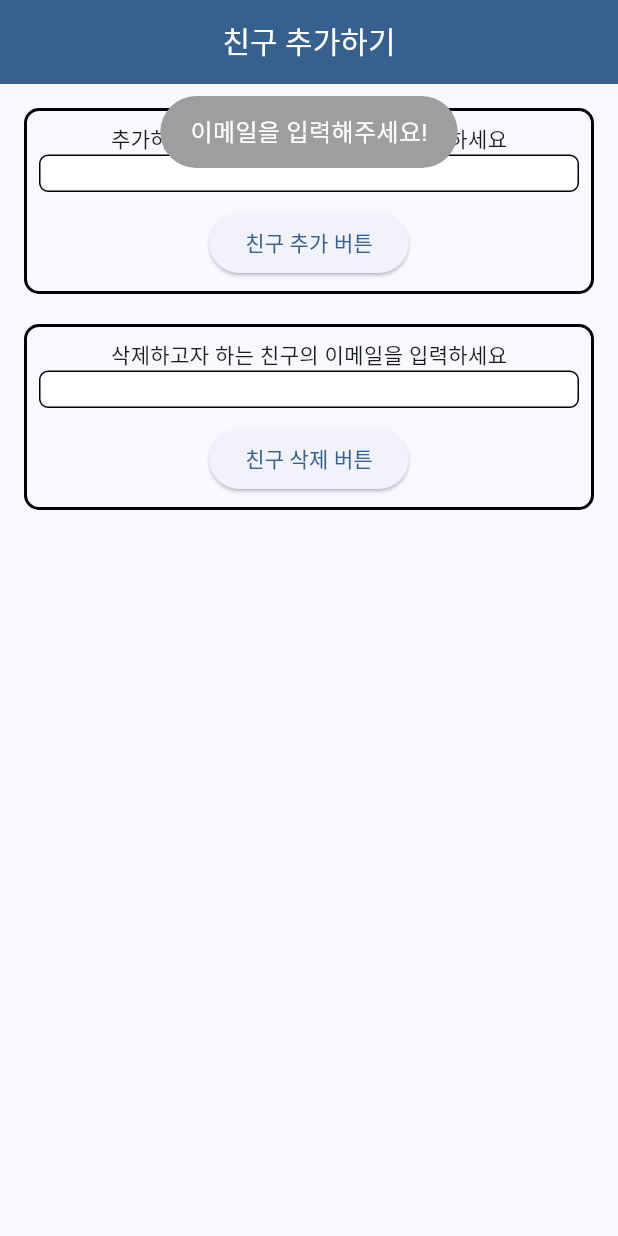
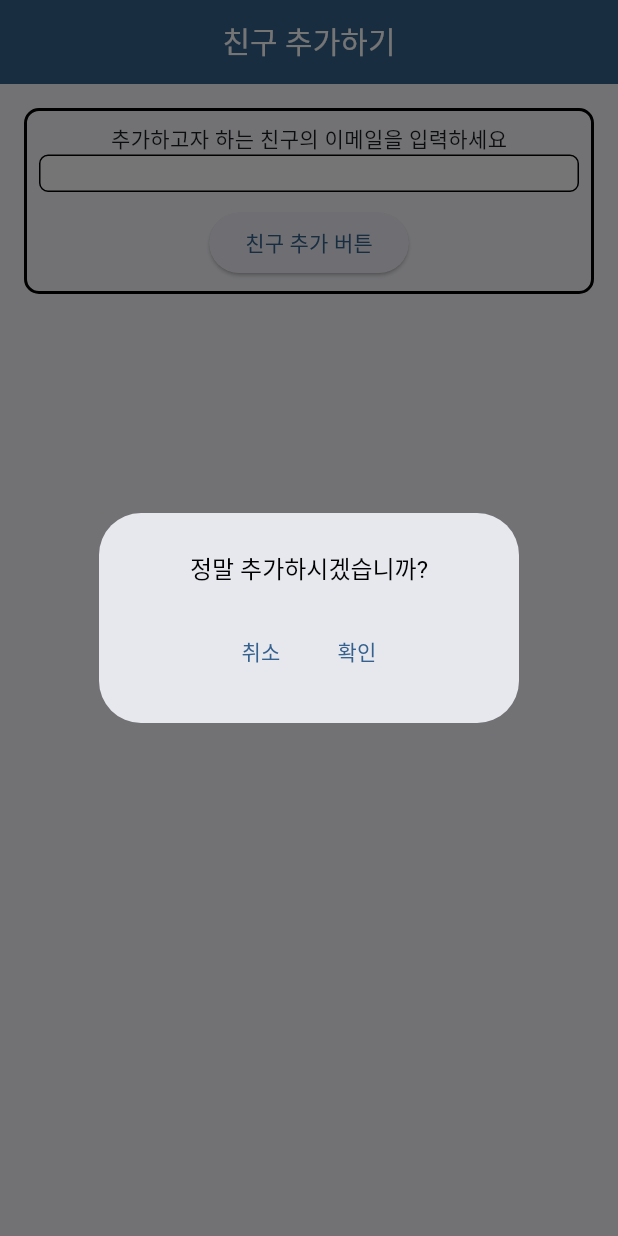
Before and after one commit to WooyoungJun/plow_project, a Flutter app: the HomeViewFriendManage screen opened directly, after a tap on "친구 추가 버튼", on a phone screen of 412 x 824 dp. Run offline on Flutter 3.47's test engine with Material 3 defaults, Android fonts, the phone set to English and light mode, and no system bars; our stand-ins replace cloud_firestore, file_picker, firebase_auth, firebase_core, firebase_storage, flutter_svg and 2 more; missing offline and left inert: flutter_pdfview; accounts and stored records are empty; network calls fail.

Commit message:
friend manage 수정 완료

```diff
--- a/lib/PageView/AfterAuth/HomeViewItems/HomeViewFriendMangae.dart
+++ b/lib/PageView/AfterAuth/HomeViewItems/HomeViewFriendMangae.dart
@@ -1,5 +1,6 @@
 import 'package:flutter/material.dart';
 import 'package:plow_project/components/AppBarTitle.dart';
+import 'package:plow_project/components/CustomClass/CustomLoadingDialog.dart';
 import 'package:plow_project/components/CustomClass/CustomProgressIndicator.dart';
 import 'package:plow_project/components/CustomClass/CustomTextField.dart';
 import 'package:plow_project/components/UserProvider.dart';
@@ -14,7 +15,6 @@ class HomeViewFriendManage extends StatefulWidget {
 class _HomeViewFriendManageState extends State<HomeViewFriendManage> {
   late UserProvider userProvider;
   final TextEditingController _emailController1 = TextEditingController();
-  final TextEditingController _emailController2 = TextEditingController();
   bool _isInitComplete = false;
 
   @override
@@ -45,7 +45,6 @@ class _HomeViewFriendManageState extends State<HomeViewFriendManage> {
   @override
   void dispose() {
     _emailController1.dispose();
-    _emailController2.dispose();
     super.dispose();
   }
 
@@ -76,10 +75,12 @@ class _HomeViewFriendManageState extends State<HomeViewFriendManage> {
                     CustomTextField(controller: _emailController1),
                     SizedBox(height: mediumGap),
                     ElevatedButton(
-                      onPressed: () async {
+                      onPressed: () {
                         FocusScope.of(context).unfocus(); // 키보드를 내림
-                        await userProvider.addFriend(_emailController1.text);
-                        _emailController1.clear();
+                        _showFriendCheck(
+                            context: context,
+                            text: '추가',
+                            controller: _emailController1);
                       },
                       child: Text('친구 추가 버튼'),
                     ),
@@ -88,33 +89,84 @@ class _HomeViewFriendManageState extends State<HomeViewFriendManage> {
               ),
             ),
             SizedBox(height: largeGap),
-            Container(
-              decoration: BoxDecoration(
-                border: Border.all(color: Colors.black, width: 2),
-                borderRadius: BorderRadius.circular(10),
-              ),
-              child: Padding(
-                padding: const EdgeInsets.all(8.0),
-                child: Column(
-                  children: [
-                    Text('삭제하고자 하는 친구의 이메일을 입력하세요'),
-                    CustomTextField(controller: _emailController2),
-                    SizedBox(height: mediumGap),
-                    ElevatedButton(
-                      onPressed: () async {
-                        FocusScope.of(context).unfocus(); // 키보드를 내림
-                        await userProvider.deleteFriend(_emailController2.text);
-                        _emailController2.clear();
-                      },
-                      child: Text('친구 삭제 버튼'),
-                    ),
-                  ],
-                ),
-              ),
-            ),
+            friend(),
           ],
         ),
       ),
     );
   }
+
+  Future<void> _showFriendCheck(
+      {required BuildContext context,
+      required String text,
+      TextEditingController? controller,
+      String? friendEmail}) {
+    return showDialog<void>(
+      context: context,
+      builder: (BuildContext context) {
+        return AlertDialog(
+          title: Text('정말 $text하시겠습니까?', textAlign: TextAlign.center),
+          titleTextStyle: TextStyle(fontSize: 16.0, color: Colors.black),
+          actions: [
+            Row(
+              mainAxisAlignment: MainAxisAlignment.center,
+              children: [
+                TextButton(
+                  child: Text('취소'),
+                  onPressed: () => Navigator.of(context).pop(),
+                ),
+                TextButton(
+                  child: Text('확인'),
+                  onPressed: () async {
+                    CustomLoadingDialog.showLoadingDialog(
+                        context, '$text중입니다. \n잠시만 기다리세요');
+                    if (text == '삭제') {
+                      await userProvider.deleteFriend(friendEmail!);
+                    } else {
+                      await userProvider.addFriend(controller!.text);
+                      controller.clear();
+                    }
+                    await userProvider.getFriend();
+                    CustomLoadingDialog.pop(context);
+                    Navigator.pop(context); // 다이얼로그 닫기
+                    setState(() {});
+                  },
+                ),
+              ],
+            ),
+          ],
+        );
+      },
+    );
+  }
+
+  Widget friend() {
+    List<String> friend = userProvider.friend;
+    return Container(
+      alignment: Alignment.center,
+      child: friend.length == 1
+          ? Text("친구가 없습니다.")
+          : Column(
+              children: [
+                for (int i = 1; i < friend.length; i++)
+                  Row(
+                    mainAxisAlignment: MainAxisAlignment.spaceBetween,
+                    children: [
+                      Text(
+                        friend[i],
+                        style: TextStyle(fontSize: 15.0),
+                      ),
+                      IconButton(
+                        icon: Icon(Icons.delete),
+                        onPressed: () => _showFriendCheck(
+                            context: context,
+                            text: '삭제',
+                            friendEmail: friend[i]),
+                      ),
+                    ],
+                  ),
+              ],
+            ),
+    );
+  }
 }
--- a/lib/PageView/AfterAuth/HomeViewItems/HomeViewMyInfo.dart
+++ b/lib/PageView/AfterAuth/HomeViewItems/HomeViewMyInfo.dart
@@ -120,14 +120,6 @@ class _HomeViewMyInfoState extends State<HomeViewMyInfo> {
               isReadOnly: true,
             ),
             SizedBox(height: largeGap), // 로그아웃 버튼과 다른 위젯 간의 간격 조절
-            if (userProvider.friend.length == 1)
-              Text("친구가 없습니다.")
-            else
-              Text(
-                userProvider.friend.sublist(1).join('\n'),
-                textAlign: TextAlign.center, // 필요에 따라 정렬 설정
-                style: TextStyle(fontSize: 15.0), // 필요에 따라 폰트 크기 설정
-              ),
             ListTile(
               title: Row(
                 mainAxisAlignment: MainAxisAlignment.end,
--- a/lib/components/UserProvider.dart
+++ b/lib/components/UserProvider.dart
@@ -6,22 +6,12 @@ import 'CustomClass/CustomToast.dart';
 enum Status { uninitialized, authenticated, authenticating, unauthenticated }
 
 class UserProvider extends ChangeNotifier {
-  final CollectionReference _userInfo =
-      FirebaseFirestore.instance.collection('UserInfo');
+  static final FirebaseFirestore _store = FirebaseFirestore.instance;
+  static final CollectionReference _userInfo = _store.collection('UserInfo');
   final FirebaseAuth _auth; // 파이어베이스 Auth 객체 인스턴스
   Status _status; // 현재 사용자 상태
   User? _user; // 사용자의 정보 담고 있는 객체
   List<String> _friend = []; // 친구 uid 저장
-
-  UserProvider()
-      : _auth = FirebaseAuth.instance,
-        _user = FirebaseAuth.instance.currentUser,
-        _status = FirebaseAuth.instance.currentUser != null
-            ? Status.authenticated
-            : Status.unauthenticated {
-    // 사용자 정보 변경시 이벤트 발생 메소드 -> 해당 event listen
-    _auth.authStateChanges().listen(_onStateChanged);
-  }
 
   IconData? _icon;
 
@@ -39,6 +29,16 @@ class UserProvider extends ChangeNotifier {
 
   IconData? get icon => _icon ?? Icons.account_circle;
 
+  UserProvider()
+      : _auth = FirebaseAuth.instance,
+        _user = FirebaseAuth.instance.currentUser,
+        _status = FirebaseAuth.instance.currentUser != null
+            ? Status.authenticated
+            : Status.unauthenticated {
+    // 사용자 정보 변경시 이벤트 발생 메소드 -> 해당 event listen
+    _auth.authStateChanges().listen(_onStateChanged);
+  }
+
   // 상태 변경 시 user 객체가 스트림으로 들어옴
   Future<void> _onStateChanged(User? user) async {
     if (user == null) {
@@ -46,9 +46,13 @@ class UserProvider extends ChangeNotifier {
     } else {
       _status = Status.authenticated;
       _user = user;
-      var docRef = await _userInfo.doc(_user!.email).get();
-      _friend = docRef['friendEmail'].cast<String>();
+      await getFriend();
     }
+  }
+
+  Future<void> getFriend() async{
+    var docRef = await _userInfo.doc(_user!.email).get();
+    _friend = docRef['friendEmail'].cast<String>();
   }
 
   Future<void> addFriend(String friendEmail) async {
@@ -68,7 +72,6 @@ class UserProvider extends ChangeNotifier {
       await _userInfo.doc(friendEmail).update({
         'friendEmail': FieldValue.arrayUnion([_user!.email])
       });
-      _friend.add(friendEmail);
       return CustomToast.showToast('친구 추가 완료!');
     } catch (err) {
       CustomToast.showToast('친구 추가 오류: $err');
@@ -90,7 +93,6 @@ class UserProvider extends ChangeNotifier {
       await _userInfo.doc(friendEmail).update({
         'friendEmail': FieldValue.arrayRemove([_user!.email])
       });
-      _friend.remove(friendEmail);
       return CustomToast.showToast('친구 삭제 완료!');
     } catch (err) {
       CustomToast.showToast('친구 삭제 오류: $err');
```
